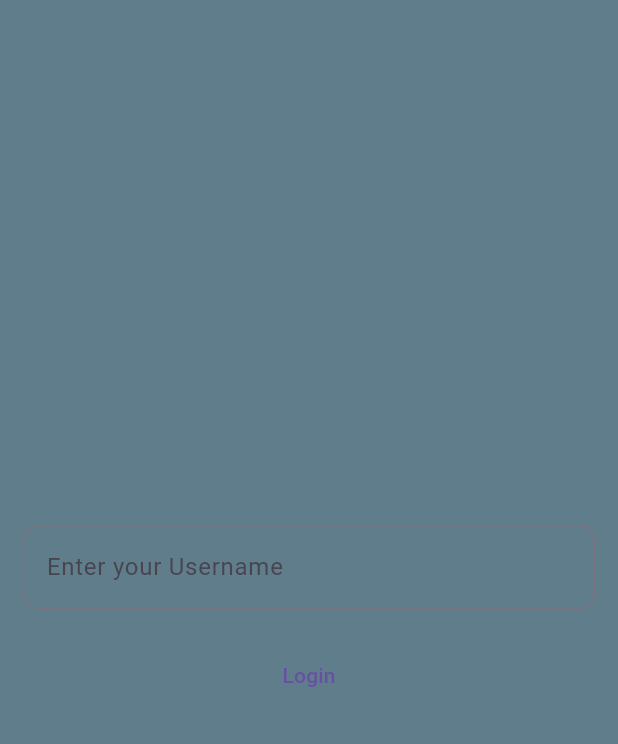
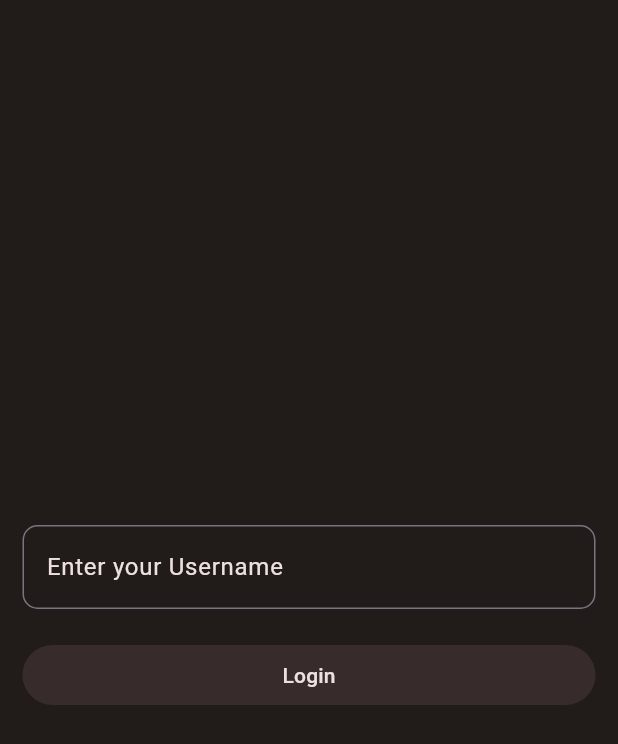
Before and after one commit to CH1NRU5T/task-manager-frontend, a Flutter app: the screen it shows after launch, on a phone screen of 412 x 824 dp. Shown: the top 744 px of the screen. Run offline on Flutter 3.47's test engine with Material 2 defaults, Android fonts, the phone set to English and light mode, and no system bars.

Commit message:
styled better

```diff
--- a/lib/constants/constants.dart
+++ b/lib/constants/constants.dart
@@ -1,4 +1,10 @@
+import 'dart:ui';
+
 const String baseUrl = 'http://192.168.1.15:3000';
+Color backgroundColor = const Color(0xff211b1a);
+Color fabColor = const Color(0xff372b2c);
+Color textColor = const Color(0xffece1e0);
+
 List<String> emptyStrings = [
   "No tasks, no worries! Time to catch some digital dust bunnies.",
   "Task list empty, but the opportunity list is endless!",
--- a/lib/constants/widgets/custom_text_form_field.dart
+++ b/lib/constants/widgets/custom_text_form_field.dart
@@ -1,4 +1,5 @@
 import 'package:flutter/material.dart';
+import 'package:task_manager_app/constants/constants.dart';
 
 class CustomTextFormField extends StatelessWidget {
   const CustomTextFormField(
@@ -8,9 +9,19 @@ class CustomTextFormField extends StatelessWidget {
   @override
   Widget build(BuildContext context) {
     return TextFormField(
+      validator: (value) {
+        if (value == null || value.isEmpty) {
+          return 'Username Cannot be empty';
+        }
+        return null;
+      },
       controller: controller,
+      style: TextStyle(color: textColor),
       decoration: InputDecoration(
-        label: Text(label),
+        label: Text(
+          label,
+          style: TextStyle(color: textColor),
+        ),
         border: OutlineInputBorder(
           borderRadius: BorderRadius.circular(10),
         ),
--- a/lib/constants/widgets/task_text_form_field.dart
+++ b/lib/constants/widgets/task_text_form_field.dart
@@ -1,4 +1,5 @@
 import 'package:flutter/material.dart';
+import 'package:task_manager_app/constants/constants.dart';
 
 class TaskTextFormField extends StatelessWidget {
   const TaskTextFormField({
@@ -22,9 +23,14 @@ class TaskTextFormField extends StatelessWidget {
       controller: controller,
       style: TextStyle(
           fontSize: desc ? 15 : 16,
+          color: textColor,
           fontWeight: desc ? FontWeight.normal : FontWeight.bold),
       decoration: InputDecoration(
         hintText: label,
+        hintStyle: TextStyle(
+            fontSize: desc ? 15 : 16,
+            color: textColor,
+            fontWeight: desc ? FontWeight.normal : FontWeight.bold),
         border: const OutlineInputBorder(
           borderSide: BorderSide.none,
         ),
--- a/lib/features/login/screens/login_screen.dart
+++ b/lib/features/login/screens/login_screen.dart
@@ -1,4 +1,5 @@
 import 'package:flutter/material.dart';
+import 'package:task_manager_app/constants/constants.dart';
 import 'package:task_manager_app/constants/extensions/extension.dart';
 import 'package:task_manager_app/constants/widgets/custom_text_form_field.dart';
 import 'package:task_manager_app/features/login/services/login_service.dart';
@@ -12,6 +13,7 @@ class LoginScreen extends StatefulWidget {
 }
 
 class _LoginScreenState extends State<LoginScreen> {
+  final _formKey = GlobalKey<FormState>();
   late TextEditingController _usernameController;
   late LoginService _loginService;
   @override
@@ -32,6 +34,8 @@ class _LoginScreenState extends State<LoginScreen> {
     return Scaffold(
       body: Padding(
         padding: const EdgeInsets.symmetric(horizontal: 15),
+        child: Form(
+          key: _formKey,
           child: Column(
             crossAxisAlignment: CrossAxisAlignment.stretch,
             mainAxisAlignment: MainAxisAlignment.center,
@@ -42,14 +46,21 @@ class _LoginScreenState extends State<LoginScreen> {
               ),
               20.height,
               TextButton(
-              child: const Text('Login'),
+                style: TextButton.styleFrom(backgroundColor: fabColor),
+                child: Text(
+                  'Login',
+                  style: TextStyle(color: textColor),
+                ),
                 onPressed: () {
+                  if (_formKey.currentState!.validate()) {
                     _loginService.login(_usernameController.text, context);
+                  }
                 },
               )
             ],
           ),
         ),
+      ),
     );
   }
 }
--- a/lib/main.dart
+++ b/lib/main.dart
@@ -1,5 +1,6 @@
 import 'package:flutter/material.dart';
 import 'package:provider/provider.dart';
+import 'package:task_manager_app/constants/constants.dart';
 import 'package:task_manager_app/features/login/screens/login_screen.dart';
 import 'package:task_manager_app/providers/task_provider.dart';
 import 'package:task_manager_app/providers/user_provider.dart';
@@ -20,8 +21,12 @@ class MyApp extends StatelessWidget {
     return MaterialApp(
       title: 'Flutter Demo',
       theme: ThemeData(
-        scaffoldBackgroundColor: Colors.blueGrey,
+        scaffoldBackgroundColor: backgroundColor,
         useMaterial3: true,
+        appBarTheme: AppBarTheme(
+          backgroundColor: backgroundColor,
+          foregroundColor: textColor,
+        ),
       ),
       home: const LoginScreen(),
       onGenerateRoute: (settings) {
--- a/lib/providers/user_provider.dart
+++ b/lib/providers/user_provider.dart
@@ -2,14 +2,18 @@ import 'package:flutter/material.dart';
 import 'package:task_manager_app/models/user.dart';
 
 class UserProvider extends ChangeNotifier {
-  late User _user;
+  late User? _user;
 
-  User get user => _user;
+  User get user => _user!;
 
-  void setUser(User user) {
+  setUser(User user) {
     _user = user;
     notifyListeners();
   }
 
-  String get username => _user.username;
+  logout() {
+    _user = null;
+  }
+
+  String get username => _user!.username;
 }
```
Also changed, not shown: lib/constants/widgets/task_container.dart (+6 -3 lines), lib/features/home/screens/home_screen.dart (+25 -2 lines), lib/features/task/screens/task_screen.dart (+9 -4 lines). Lines whose indentation alone changed are shown as unchanged.
